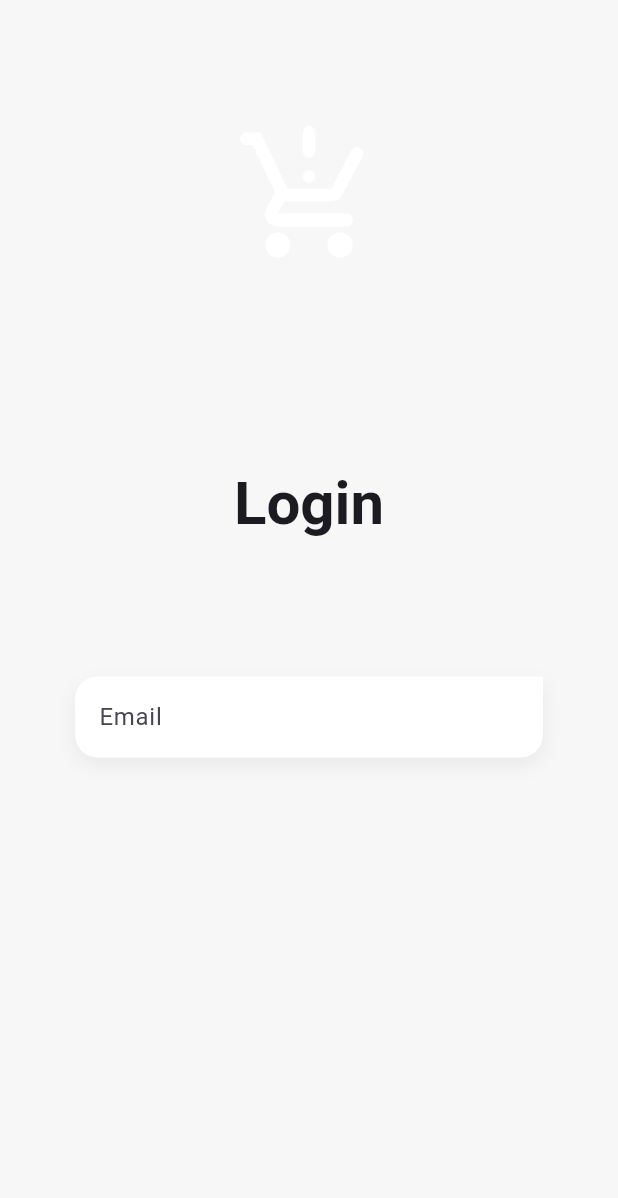
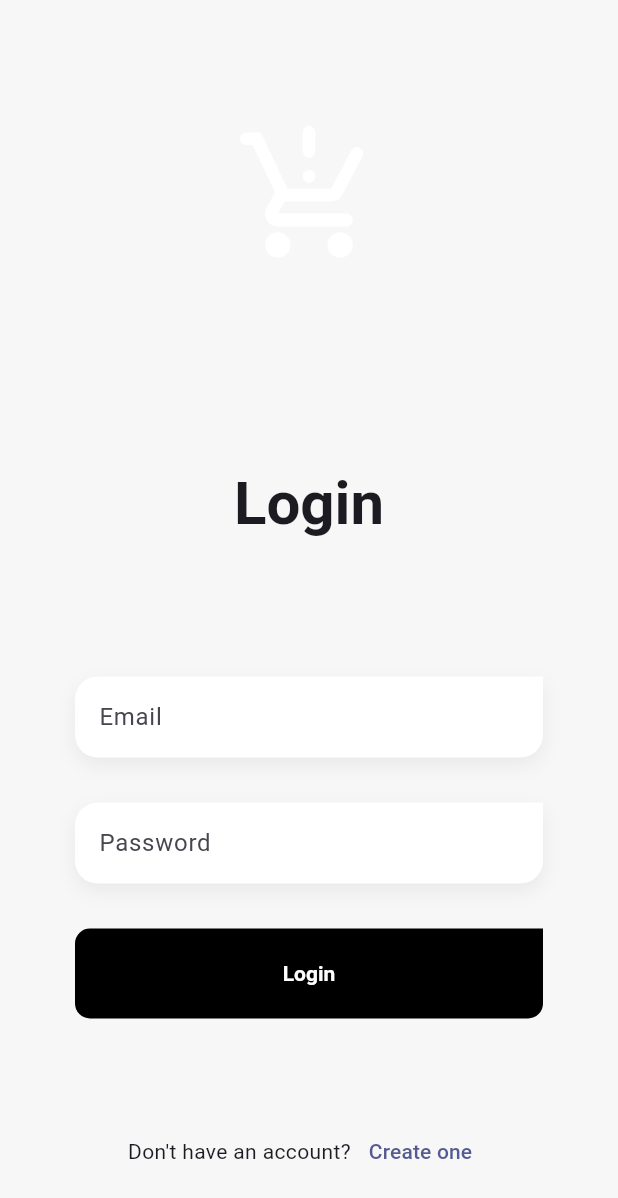
Before and after one commit to FranciscoJavierMartin/teslo-app, a Flutter app: the screen it shows after launch, on a phone screen of 412 x 824 dp. Shown: the top 1198 px of the screen. Run offline on Flutter 3.47's test engine with Material 2 defaults, Android fonts, the phone set to English and light mode, and no system bars; our stand-ins replace go_router, google_fonts; project files that could hold a hidden picture were left out.

Commit message:
Custom filled button

```diff
--- a/lib/features/auth/presentation/screens/login_screen.dart
+++ b/lib/features/auth/presentation/screens/login_screen.dart
@@ -1,5 +1,6 @@
 import 'package:flutter/material.dart';
-import 'package:teslo_app/features/shared/widgets/custom_text_form_field.dart';
+import 'package:go_router/go_router.dart';
+import 'package:teslo_app/features/shared/shared.dart';
 
 class LoginScreen extends StatelessWidget {
   const LoginScreen({super.key});
@@ -60,6 +61,33 @@ class _LoginForm extends StatelessWidget {
             label: 'Email',
             keyboardType: TextInputType.emailAddress,
           ),
+          const SizedBox(height: 30),
+          const CustomTextFormField(
+            label: 'Password',
+            obscureText: true,
+          ),
+          const SizedBox(height: 30),
+          SizedBox(
+            width: double.infinity,
+            height: 60,
+            child: CustomFilledButton(
+              text: 'Login',
+              buttonColor: Colors.black,
+              onPressed: () {},
+            ),
+          ),
+          const Spacer(flex: 2),
+          Row(
+            mainAxisAlignment: MainAxisAlignment.center,
+            children: [
+              const Text('Don\'t have an account?'),
+              TextButton(
+                onPressed: () => context.push('/register'),
+                child: const Text('Create one'),
+              )
+            ],
+          ),
+          const Spacer(flex: 1),
         ],
       ),
     );
--- /dev/null
+++ b/lib/features/shared/widgets/custom_filled_button.dart
@@ -0,0 +1,34 @@
+import 'package:flutter/material.dart';
+
+class CustomFilledButton extends StatelessWidget {
+  final void Function()? onPressed;
+  final String text;
+  final Color? buttonColor;
+
+  const CustomFilledButton({
+    super.key,
+    this.onPressed,
+    required this.text,
+    this.buttonColor,
+  });
+
+  @override
+  Widget build(BuildContext context) {
+    const radius = Radius.circular(10);
+
+    return FilledButton(
+      style: FilledButton.styleFrom(
+        backgroundColor: buttonColor,
+        shape: const RoundedRectangleBorder(
+          borderRadius: BorderRadius.only(
+            bottomRight: radius,
+            bottomLeft: radius,
+            topLeft: radius,
+          ),
+        ),
+      ),
+      onPressed: onPressed,
+      child: Text(text),
+    );
+  }
+}
--- a/lib/features/shared/widgets/widgets.dart
+++ b/lib/features/shared/widgets/widgets.dart
@@ -1 +1,2 @@
+export 'custom_filled_button.dart';
 export 'custom_text_form_field.dart';
```
